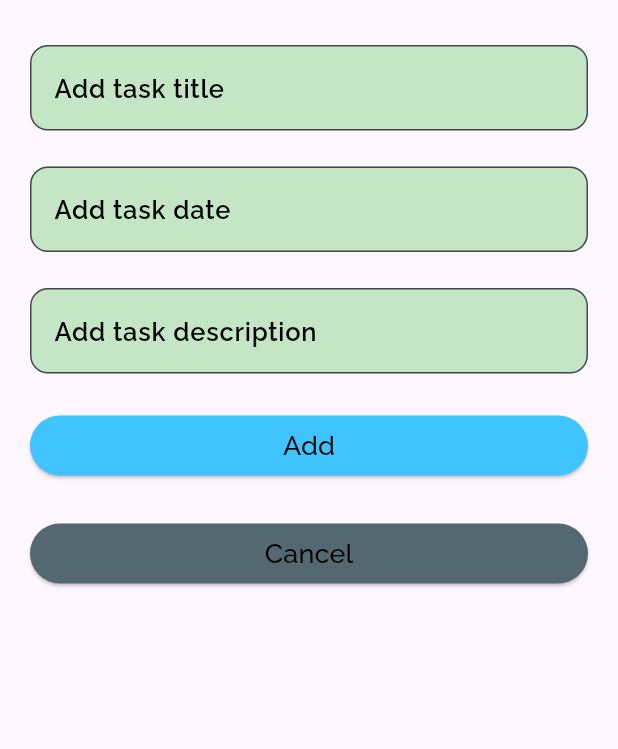
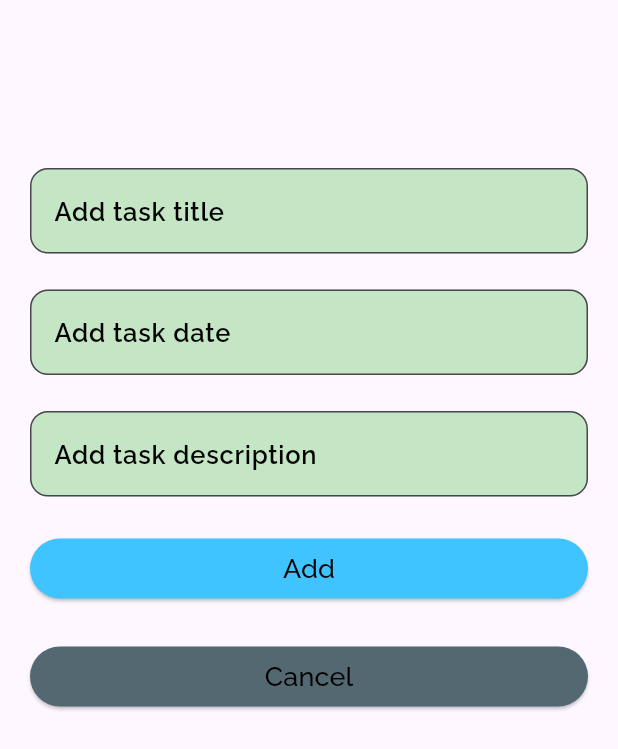
Before and after one commit to Robertgovind/CODSOFT, a Flutter app: the BottomSheetContent widget shown alone on an empty page, opened directly, on a phone screen of 412 x 824 dp. Shown: the top 749 px of the screen. Run offline on Flutter 3.47's test engine with Material 3 defaults, Android fonts, the phone set to English and light mode, and no system bars; our stand-ins replace google_fonts.

Commit message:
first day

```diff
--- a/task01_todo_app/lib/constatns.dart
+++ b/task01_todo_app/lib/constatns.dart
@@ -2,3 +2,4 @@ import 'package:flutter/material.dart';
 
 const kcustomBorderColor = Color(0xff5cf25c);
 const kcardBGColor = Color.fromARGB(255, 196, 230, 197);
+const kbackgroundColor = Color.fromARGB(255, 102, 15, 225);
--- a/task01_todo_app/lib/widgets/buttom_sheet.dart
+++ b/task01_todo_app/lib/widgets/buttom_sheet.dart
@@ -25,7 +25,7 @@ class _BottomSheetContentState extends State<BottomSheetContent> {
   @override
   Widget build(BuildContext context) {
     return Padding(
-      padding: const EdgeInsets.symmetric(horizontal: 20, vertical: 18),
+      padding: const EdgeInsets.only(left: 20, right: 20, top: 100),
       child: ListView(
         scrollDirection: Axis.vertical,
         children: [
```
